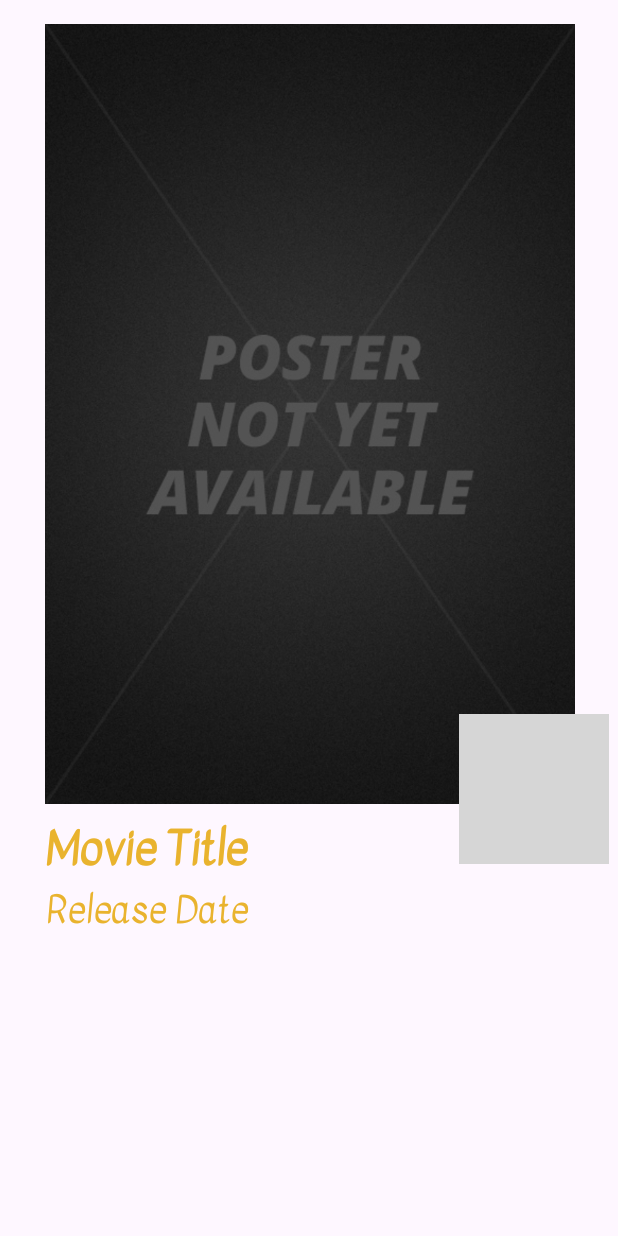
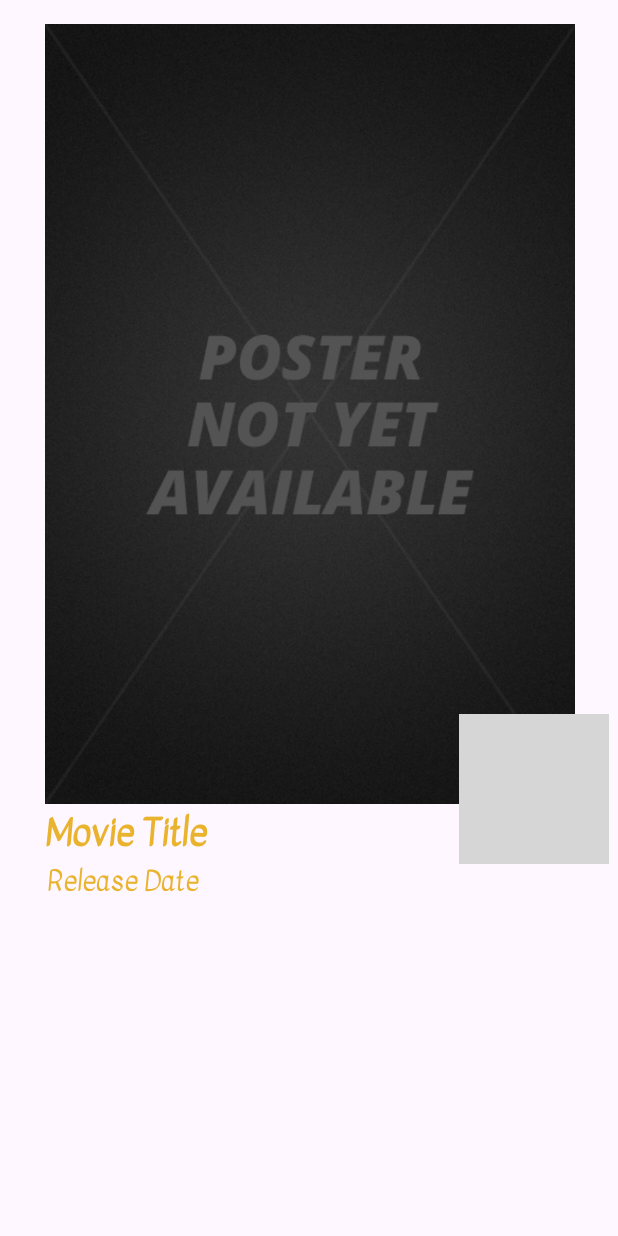
Before and after one commit to VanVoight/Filmoteka, an Android app: the fragment MovieDetailsFragment shown on its own in the app's theme, on a phone screen of 412 x 824 dp. Run offline under Robolectric (Android 15) with nearby library versions, the phone set to English and light mode, and no system bars; libraries missing offline, so code that uses them is left out: com.facebook.stetho; 3 statements that could not run were skipped; grey boxes are pictures that could not be loaded.

Commit message:
Zmiany widoku wyświetlania filmów

```diff
--- a/app/src/main/res/layout/fragment_movie_details.xml
+++ b/app/src/main/res/layout/fragment_movie_details.xml
@@ -13,7 +13,6 @@
         android:layout_height="520dp"
         android:layout_centerHorizontal="true"
         android:layout_marginEnd="390dp"
-
         app:layout_constraintDimensionRatio="h,1:1"
         app:layout_constraintEnd_toEndOf="parent"
         app:layout_constraintTop_toTopOf="parent"
@@ -61,11 +60,11 @@
         android:id="@+id/titleTextView"
         android:layout_width="280dp"
         android:layout_height="wrap_content"
-        android:layout_marginTop="8dp"
+        android:layout_marginTop="1dp"
         android:text="Movie Title"
         android:fontFamily="@font/kavivanar"
         android:textColor="@color/gold"
-        android:textSize="30dp"
+        android:textSize="24dp"
         android:textStyle="bold"
         app:layout_constraintEnd_toEndOf="parent"
         app:layout_constraintHorizontal_bias="0.023"
@@ -79,7 +78,7 @@
         android:text="Release Date"
         android:fontFamily="@font/kavivanar"
         android:textColor="@color/gold"
-        android:textSize="24dp"
+        android:textSize="18dp"
         app:layout_constraintEnd_toEndOf="parent"
         app:layout_constraintHorizontal_bias="0.02"
         app:layout_constraintStart_toStartOf="parent"
```
Also changed, not shown: app/src/main/res/layout/fragment_movie_list.xml (+6 -8 lines).
